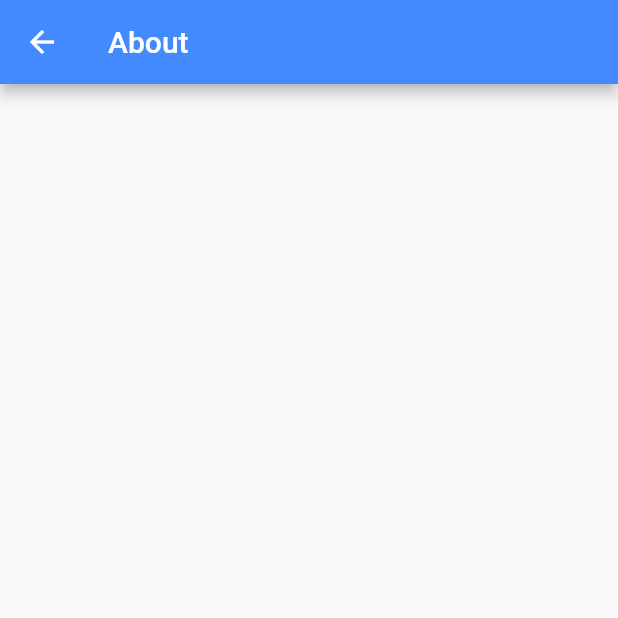
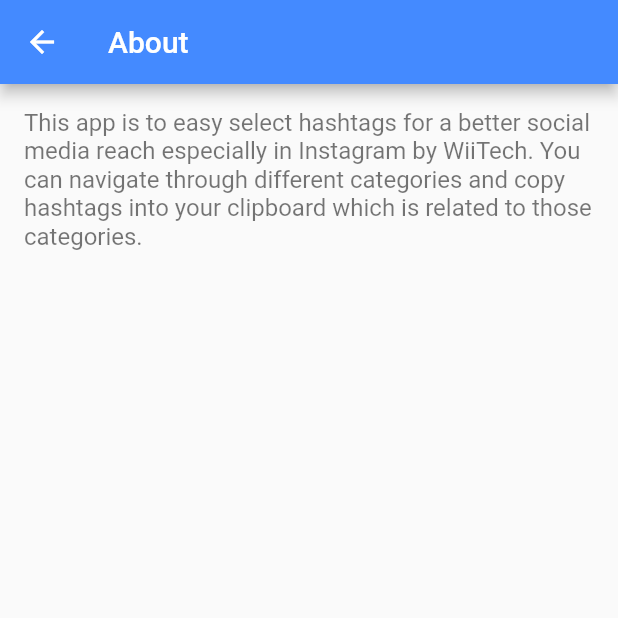
Before and after one commit to Binara-Sachin/Instag, a Flutter app: the AboutPage screen opened directly, on a phone screen of 412 x 824 dp, the top half of it. Run offline on Flutter 3.47's test engine with Material 2 defaults, Android fonts, the phone set to English and light mode, and no system bars.

Commit message:
Version 0.1.0

```diff
--- a/lib/Libraries/ExpansionViewBuilder.dart
+++ b/lib/Libraries/ExpansionViewBuilder.dart
@@ -1,6 +1,6 @@
 import 'package:flutter/material.dart';
 
-import 'package:insta_hashtag/Assets/Class_HashtagList.dart';
+import 'package:Instag/Assets/Class_HashtagList.dart';
 
 import 'HashtagListBuilder.dart';
 
--- a/lib/Libraries/HashtagListBuilder.dart
+++ b/lib/Libraries/HashtagListBuilder.dart
@@ -1,7 +1,7 @@
 import 'package:flutter/material.dart';
 import 'package:flutter/services.dart';
 
-import 'package:insta_hashtag/Assets/Variable_currentClipboardData.dart';
+import 'package:Instag/Assets/Variable_currentClipboardData.dart';
 
 class HashtagListBuilder extends StatefulWidget {
   final List<String> hashtagList;
--- a/lib/Pages/AboutPage.dart
+++ b/lib/Pages/AboutPage.dart
@@ -13,7 +13,16 @@ class _AboutPageState extends State<AboutPage> {
         title: Text("About"),
         backgroundColor: Colors.blueAccent,
       ),
-      body: Center()
+      body: Padding(
+        padding: const EdgeInsets.all(16.0),
+        child: Text(
+          "This app is to easy select hashtags for a better social media reach especially in Instagram by WiiTech. You can navigate through different categories and copy hashtags into your clipboard which is related to those categories.",
+          style: new TextStyle(
+            fontSize: 16.0,
+            color: Colors.black54,
+          ),
+        ),
+      )
     );
   }
 }
--- a/lib/Pages/SettingsPage.dart
+++ b/lib/Pages/SettingsPage.dart
@@ -1,6 +1,6 @@
 import 'package:flutter/material.dart';
-import 'package:insta_hashtag/Libraries/NavigationDrawerBuilder.dart';
-import 'package:insta_hashtag/Pages/AboutPage.dart';
+import 'package:Instag/Libraries/NavigationDrawerBuilder.dart';
+import 'package:Instag/Pages/AboutPage.dart';
 import 'package:url_launcher/url_launcher.dart';
 
 class SettingsPage extends StatefulWidget {
--- a/lib/Pages/SpecificHashtagsPage.dart
+++ b/lib/Pages/SpecificHashtagsPage.dart
@@ -1,7 +1,7 @@
 import 'package:flutter/material.dart';
 
-import 'package:insta_hashtag/Libraries/HashtagListBuilder.dart';
-import 'package:insta_hashtag/Libraries/NavigationDrawerBuilder.dart';
+import 'package:Instag/Libraries/HashtagListBuilder.dart';
+import 'package:Instag/Libraries/NavigationDrawerBuilder.dart';
 
 class SpecificHashtagsPage extends StatefulWidget {
   final String pageTitle;
--- a/lib/main.dart
+++ b/lib/main.dart
@@ -18,7 +18,7 @@ class _MyAppState extends State<MyApp> {
   @override
   Widget build(BuildContext context) {
     return MaterialApp(
-      title: 'Insta Hashtags',
+      title: 'Instag',
       debugShowCheckedModeBanner: false,
       theme: ThemeData(
         primarySwatch: Colors.blue,
```
Also changed, not shown: lib/Libraries/NavigationDrawerBuilder.dart (+4 -4 lines), lib/Pages/HomePage.dart (+6 -6 lines), pubspec.yaml (+12 -3 lines), Assets/Launcher/background.png (added), Assets/Launcher/foreground.png (added), Assets/Launcher/icon.png (added), pubspec.lock, 32 other files.
